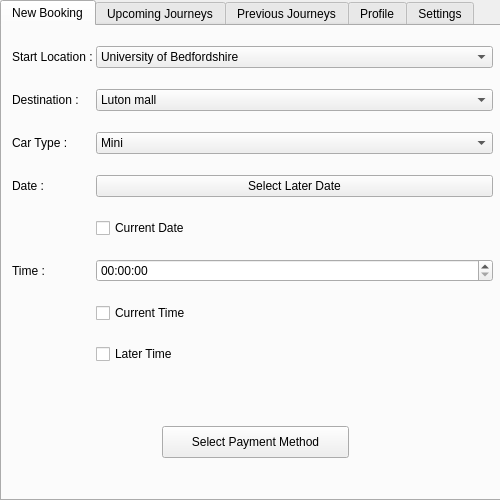
This is UI/UserScreen.ui in 1412kauti/ProjectHurricane as Qt 5 draws it before an edit. The edited form follows.
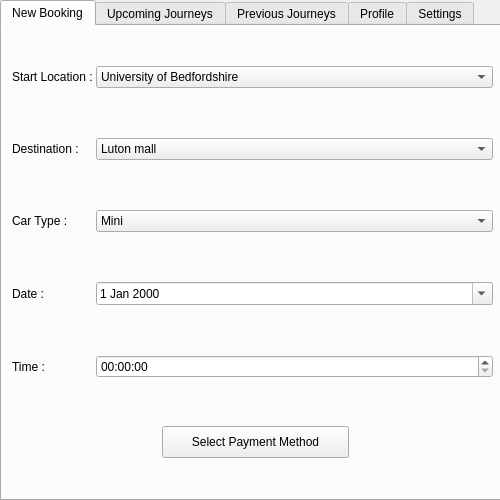
This is the edited form. The open tabs and pages were chosen to show the change.

Diff of the .ui file:
```diff
--- a/UI/UserScreen.ui
+++ b/UI/UserScreen.ui
@@ -55,10 +55,10 @@
        <number>0</number>
       </property>
       <property name="verticalSpacing">
-       <number>21</number>
+       <number>50</number>
       </property>
       <property name="topMargin">
-       <number>20</number>
+       <number>40</number>
       </property>
       <item row="0" column="0">
        <widget class="QLabel" name="label">
@@ -275,47 +275,30 @@
         </property>
        </widget>
       </item>
-      <item row="4" column="1">
-       <widget class="QCheckBox" name="CurrentDate_CheckBox">
-        <property name="text">
-         <string>Current Date</string>
+      <item row="3" column="1">
+       <widget class="QDateEdit" name="dateEdit">
+        <property name="currentSection">
+         <enum>QDateTimeEdit::DaySection</enum>
         </property>
-        <property name="checked">
-         <bool>false</bool>
+        <property name="calendarPopup">
+         <bool>true</bool>
         </property>
        </widget>
       </item>
-      <item row="5" column="0">
+      <item row="4" column="0">
        <widget class="QLabel" name="label_5">
         <property name="text">
          <string>Time : </string>
         </property>
        </widget>
       </item>
-      <item row="5" column="1">
-       <widget class="QTimeEdit" name="timeEdit"/>
-      </item>
-      <item row="6" column="1">
-       <widget class="QCheckBox" name="CurrentTime_CheckBox">
-        <property name="text">
-         <string>Current Time</string>
+      <item row="4" column="1">
+       <widget class="QTimeEdit" name="timeEdit">
+        <property name="calendarPopup">
+         <bool>true</bool>
         </property>
-       </widget>
-      </item>
-      <item row="7" column="1">
-       <widget class="QCheckBox" name="LaterTime_CheckBox">
-        <property name="text">
-         <string>Later Time</string>
-        </property>
-        <property name="checked">
-         <bool>false</bool>
-        </property>
-       </widget>
-      </item>
-      <item row="3" column="1">
-       <widget class="QPushButton" name="pushButton">
-        <property name="text">
-         <string>Select Later Date</string>
+        <property name="currentSectionIndex">
+         <number>0</number>
         </property>
        </widget>
       </item>
```
Left out of the diff: 37 changed lines with no effect on the pictures.
